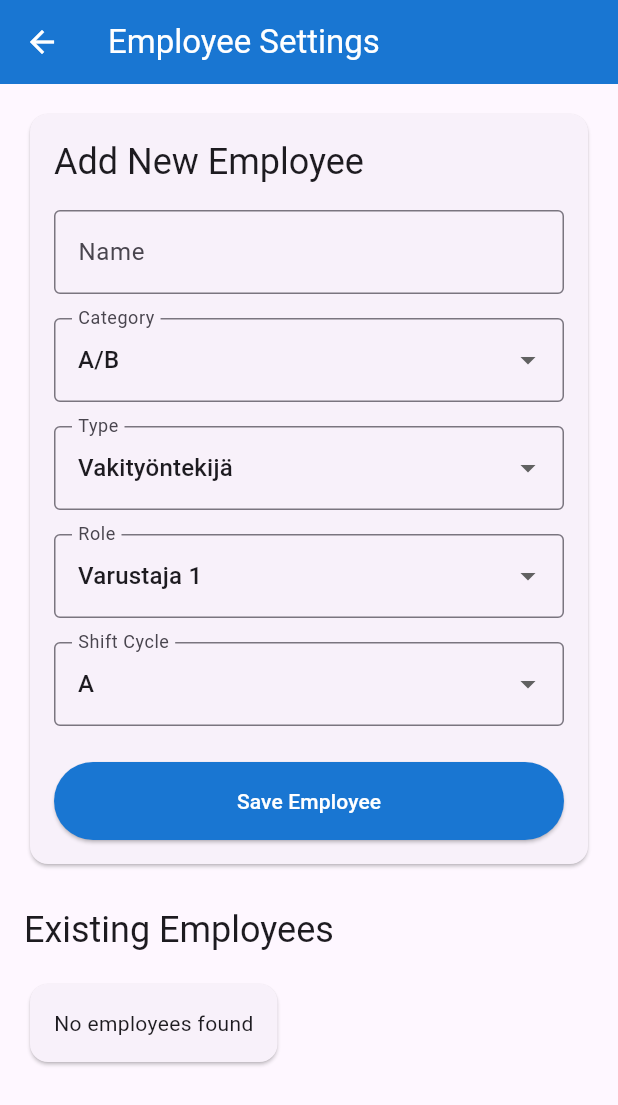
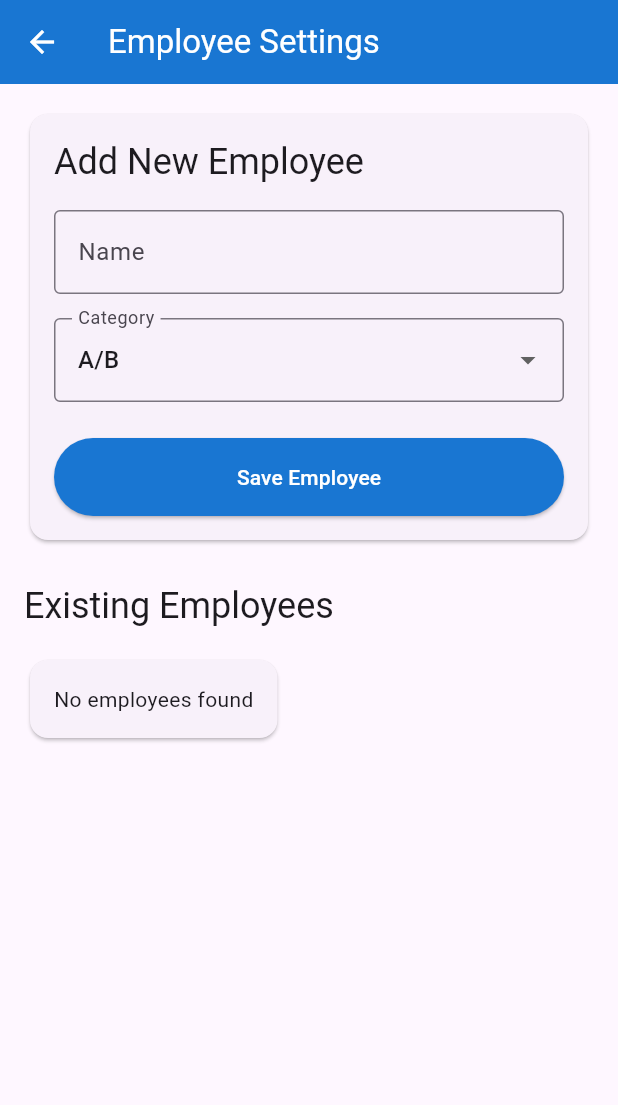
Before and after one commit to Blendermaestro/Recourcegame, a Flutter app: the EmployeeSettingsView screen opened directly, on a phone screen of 412 x 824 dp. Shown: the top 1105 px of the screen. Run offline on Flutter 3.47's test engine with Material 3 defaults, Android fonts, the phone set to English and light mode, and no system bars; our stand-ins replace shared_preferences, supabase_flutter; missing offline and left inert: dart:html; accounts and stored records are empty.

Commit message:
Simplify employee form - only Name and Category fields
- Removed Type, Role, and Shift Cycle dropdowns from Add Employee form
- Now only requires Name and Category (much simpler UX)
- Set default values: vakityontekija type, varu1 role, A shift cycle
- Updated employee list to only show name and category
- Removed unused helper methods for removed fields
- Clean and minimal employee management interface

```diff
--- a/calendar_app/lib/views/employee_settings/employee_settings_view.dart
+++ b/calendar_app/lib/views/employee_settings/employee_settings_view.dart
@@ -16,9 +16,6 @@ class _EmployeeSettingsViewState extends State<EmployeeSettingsView> {
   final _nameController = TextEditingController();
 
   EmployeeCategory _selectedCategory = EmployeeCategory.ab;
-  EmployeeType _selectedType = EmployeeType.vakityontekija;
-  EmployeeRole _selectedRole = EmployeeRole.varu1;
-  ShiftCycle _selectedShiftCycle = ShiftCycle.a;
 
   List<Employee> _employees = [];
   bool _isLoading = true;
@@ -63,9 +60,9 @@ class _EmployeeSettingsViewState extends State<EmployeeSettingsView> {
       id: const Uuid().v4(),
       name: _nameController.text.trim(),
       category: _selectedCategory,
-      type: _selectedType,
-      role: _selectedRole,
-      shiftCycle: _selectedShiftCycle,
+      type: EmployeeType.vakityontekija, // Default type
+      role: EmployeeRole.varu1, // Default role
+      shiftCycle: ShiftCycle.a, // Default shift cycle
     );
 
     try {
@@ -137,66 +134,7 @@ class _EmployeeSettingsViewState extends State<EmployeeSettingsView> {
     }
   }
 
-  String _getTypeDisplayName(EmployeeType type) {
-    switch (type) {
-      case EmployeeType.vakityontekija:
-        return 'Vakityöntekijä';
-      case EmployeeType.sijainen:
-        return 'Sijainen';
-    }
-  }
 
-  String _getRoleDisplayName(EmployeeRole role) {
-    // Use shared full name or fallback to default descriptions
-    final fullName = SharedAssignmentData.customProfessionFullNames[role];
-    if (fullName != null) return fullName;
-
-    // Fallback for roles without custom full names
-    switch (role) {
-      case EmployeeRole.tj: return 'Työnjohtaja';
-      case EmployeeRole.varu1: return 'Varu1';
-      case EmployeeRole.varu2: return 'Varu2';
-      case EmployeeRole.varu3: return 'Varu3';
-      case EmployeeRole.varu4: return 'Varu4';
-      case EmployeeRole.pasta1: return 'Pasta1';
-      case EmployeeRole.pasta2: return 'Pasta2';
-      case EmployeeRole.ict: return 'ICT';
-      case EmployeeRole.tarvike: return 'Tarvike';
-      case EmployeeRole.pora: return 'Pora';
-      case EmployeeRole.huolto: return 'Huolto';
-      case EmployeeRole.custom: return 'Custom';
-      case EmployeeRole.slot1:
-      case EmployeeRole.slot2:
-      case EmployeeRole.slot3:
-      case EmployeeRole.slot4:
-      case EmployeeRole.slot5:
-      case EmployeeRole.slot6:
-      case EmployeeRole.slot7:
-      case EmployeeRole.slot8:
-      case EmployeeRole.slot9:
-      case EmployeeRole.slot10:
-        return 'Custom Slot ${role.name.substring(4)}'; // "slot1" -> "Custom Slot 1"
-    }
-  }
-
-  String _getShiftCycleDisplayName(ShiftCycle cycle) {
-    switch (cycle) {
-      case ShiftCycle.a:
-        return 'A';
-      case ShiftCycle.b:
-        return 'B';
-      case ShiftCycle.c:
-        return 'C';
-      case ShiftCycle.d:
-        return 'D';
-      case ShiftCycle.abDay:
-        return 'AB Day';
-      case ShiftCycle.cdDay:
-        return 'CD Day';
-      case ShiftCycle.none:
-        return 'None';
-    }
-  }
 
   @override
   Widget build(BuildContext context) {
@@ -258,63 +196,6 @@ class _EmployeeSettingsViewState extends State<EmployeeSettingsView> {
                                 });
                               },
                             ),
-                            const SizedBox(height: 16),
-                            DropdownButtonFormField<EmployeeType>(
-                              value: _selectedType,
-                              decoration: const InputDecoration(
-                                labelText: 'Type',
-                                border: OutlineInputBorder(),
-                              ),
-                              items: EmployeeType.values.map((type) {
-                                return DropdownMenuItem(
-                                  value: type,
-                                  child: Text(_getTypeDisplayName(type)),
-                                );
-                              }).toList(),
-                              onChanged: (value) {
-                                setState(() {
-                                  _selectedType = value!;
-                                });
-                              },
-                            ),
-                            const SizedBox(height: 16),
-                            DropdownButtonFormField<EmployeeRole>(
-                              value: _selectedRole,
-                              decoration: const InputDecoration(
-                                labelText: 'Role',
-                                border: OutlineInputBorder(),
-                              ),
-                              items: EmployeeRole.values.map((role) {
-                                return DropdownMenuItem(
-                                  value: role,
-                                  child: Text(_getRoleDisplayName(role)),
-                                );
-                              }).toList(),
-                              onChanged: (value) {
-                                setState(() {
-                                  _selectedRole = value!;
-                                });
-                              },
-                            ),
-                            const SizedBox(height: 16),
-                            DropdownButtonFormField<ShiftCycle>(
-                              value: _selectedShiftCycle,
-                              decoration: const InputDecoration(
-                                labelText: 'Shift Cycle',
-                                border: OutlineInputBorder(),
-                              ),
-                              items: ShiftCycle.values.map((cycle) {
-                                return DropdownMenuItem(
-                                  value: cycle,
-                                  child: Text(_getShiftCycleDisplayName(cycle)),
-                                );
-                              }).toList(),
-                              onChanged: (value) {
-                                setState(() {
-                                  _selectedShiftCycle = value!;
-                                });
-                              },
-                            ),
                             const SizedBox(height: 24),
                             SizedBox(
                               width: double.infinity,
@@ -362,9 +243,7 @@ class _EmployeeSettingsViewState extends State<EmployeeSettingsView> {
                                   ),
                                 ),
                                 title: Text(employee.name),
-                                subtitle: Text(
-                                  '${_getCategoryDisplayName(employee.category)} • ${_getTypeDisplayName(employee.type)} • ${_getRoleDisplayName(employee.role)} • ${_getShiftCycleDisplayName(employee.shiftCycle)}',
-                                ),
+                                subtitle: Text(_getCategoryDisplayName(employee.category)),
                                 trailing: IconButton(
                                   icon: const Icon(Icons.delete, color: Colors.red),
                                   onPressed: () => _deleteEmployee(employee),
```
